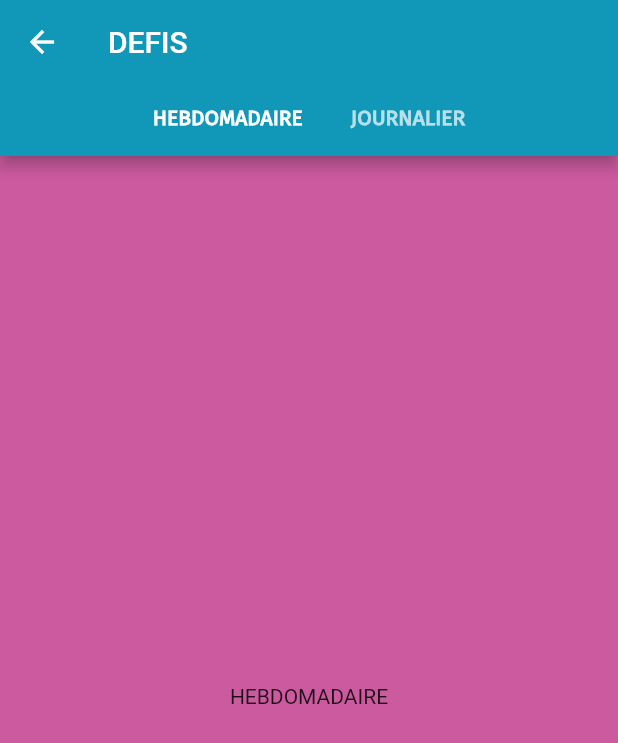
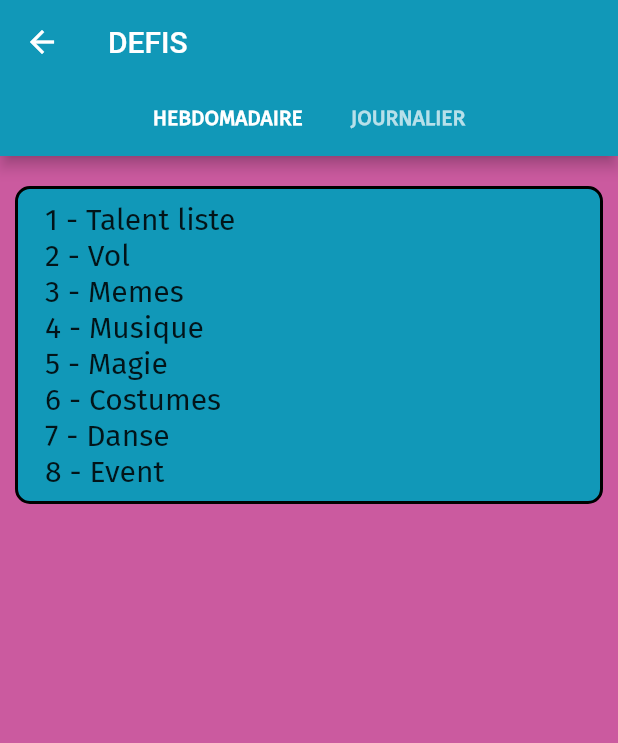
Before and after one commit to AxelZublena/spell, a Flutter app: the DefisRoute screen opened directly, on a phone screen of 412 x 824 dp. Shown: the top 743 px of the screen. Run offline on Flutter 3.47's test engine with Material 2 defaults, Android fonts, the light colour scheme and no system bars; our stand-ins replace date_picker_timeline; missing offline and left inert: rounded_expansion_tile; project files that could hold a hidden picture were left out.

Commit message:
Update Defis

```diff
--- a/lib/defis.dart
+++ b/lib/defis.dart
@@ -1,5 +1,6 @@
 import 'package:flutter/material.dart';
 import 'package:rounded_expansion_tile/rounded_expansion_tile.dart';
+import 'package:url_launcher/url_launcher_string.dart';
 
 class DefisRoute extends StatelessWidget {
   final int initIndex;
@@ -35,22 +36,85 @@ class DefisRoute extends StatelessWidget {
             ],
           ),
         ),
-        body: const TabBarView(
+        body: TabBarView(
           children: <Widget>[
-            Center(child: Text("HEBDOMADAIRE")),
-            CardColumn(
-              cards: [
-                ExpandableCard(
-                  title: "DAILY 1",
-                ),
-                ExpandableCard(
-                  title: "DAILY 2",
-                ),
-                ExpandableCard(
-                  title: "DAILY 3",
-                ),
-              ],
-            ),
+            Padding(
+                padding: const EdgeInsets.fromLTRB(10, 20, 10, 0),
+                child: Column(
+                  children: [
+                    SizedBox(
+                      width: double.infinity,
+                      child: DecoratedBox(
+                          decoration: BoxDecoration(
+                              border: Border.all(width: 2, color: Colors.black),
+                              borderRadius: BorderRadius.circular(10),
+                              color: const Color(0xff1198b8)),
+                          child: const Padding(
+                            padding: EdgeInsets.symmetric(
+                                horizontal: 20.0, vertical: 10.0),
+                            child: Text(
+                              "1 - Talent liste\n"
+                              "2 - Vol\n"
+                              "3 - Memes\n"
+                              "4 - Musique\n"
+                              "5 - Magie\n"
+                              "6 - Costumes\n"
+                              "7 - Danse\n"
+                              "8 - Event",
+                              textAlign: TextAlign.justify,
+                              style: TextStyle(
+                                // fontWeight: FontWeight.bold,
+                                fontFamily: "Fira Sans",
+                                fontSize: 20,
+                              ),
+                            ),
+                          )),
+                    ),
+                  ],
+                )),
+            Padding(
+                padding: const EdgeInsets.fromLTRB(10, 20, 10, 0),
+                child: Column(
+                  children: [
+                    SizedBox(
+                      width: double.infinity,
+                      child: DecoratedBox(
+                          decoration: BoxDecoration(
+                              border: Border.all(width: 2, color: Colors.black),
+                              borderRadius: BorderRadius.circular(10),
+                              color: const Color(0xff1198b8)),
+                          child: Padding(
+                              padding: EdgeInsets.symmetric(
+                                  horizontal: 20.0, vertical: 10.0),
+                              child: Column(
+                                children: [
+                                  Text(
+                                    "Check la story du jour pour connaître le défi !",
+                                    textAlign: TextAlign.justify,
+                                    style: TextStyle(
+                                      fontWeight: FontWeight.bold,
+                                      fontFamily: "Fira Sans",
+                                      fontSize: 18,
+                                    ),
+                                  ),
+                                  Padding(
+                                    padding: EdgeInsets.all(10),
+                                    child: SizedBox(
+                                      width: 100,
+                                      child: Logo(
+                                        src: 'images/insta-logo-purple.png',
+                                        nativeUrl:
+                                            "instagram://user?username=grenoble_inp_phelma",
+                                        webUrl:
+                                            "https://www.instagram.com/grenoble_inp_phelma",
+                                      ),
+                                    ),
+                                  )
+                                ],
+                              ))),
+                    ),
+                  ],
+                )),
           ],
         ),
       ),
@@ -159,3 +223,37 @@ class ExpandableCard extends StatelessWidget {
         ));
   }
 }
+
+_launchInstagram(String nativeUrl, String webUrl) async {
+  // var nativeUrl = "instagram://user?username=balkan.exe";
+  // var webUrl = "https://www.instagram.com/balkan.exe";
+
+  try {
+    await launchUrlString(nativeUrl, mode: LaunchMode.externalApplication);
+  } catch (e) {
+    await launchUrlString(webUrl, mode: LaunchMode.platformDefault);
+  }
+}
+
+class Logo extends StatelessWidget {
+  final String src;
+  final String nativeUrl;
+  final String webUrl;
+
+  const Logo({
+    Key? key,
+    this.src = "images/insta-logo.png",
+    this.nativeUrl = "instagram://user?username=balkan.exe",
+    this.webUrl = "https://www.instagram.com/balkan.exe",
+  }) : super(key: key);
+
+  @override
+  Widget build(BuildContext context) {
+    return TextButton(
+      onPressed: () => {_launchInstagram(nativeUrl, webUrl)},
+      child: Image.asset(
+        src,
+      ),
+    );
+  }
+}
--- a/pubspec.yaml
+++ b/pubspec.yaml
@@ -81,6 +81,7 @@ flutter:
     - images/cristal.png
     - images/fb-logo.png
     - images/insta-logo.png
+    - images/insta-logo-purple.png
     - images/yt-logo.png
     - images/penta.png
     - images/date-icon.png
```
Also changed, not shown: images/insta-logo-purple.png (added).
